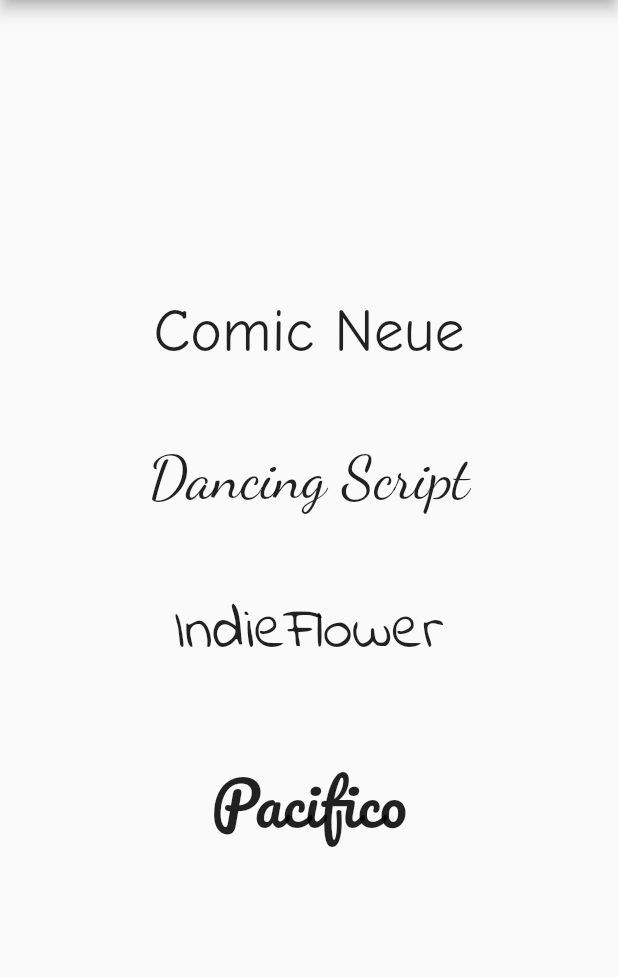
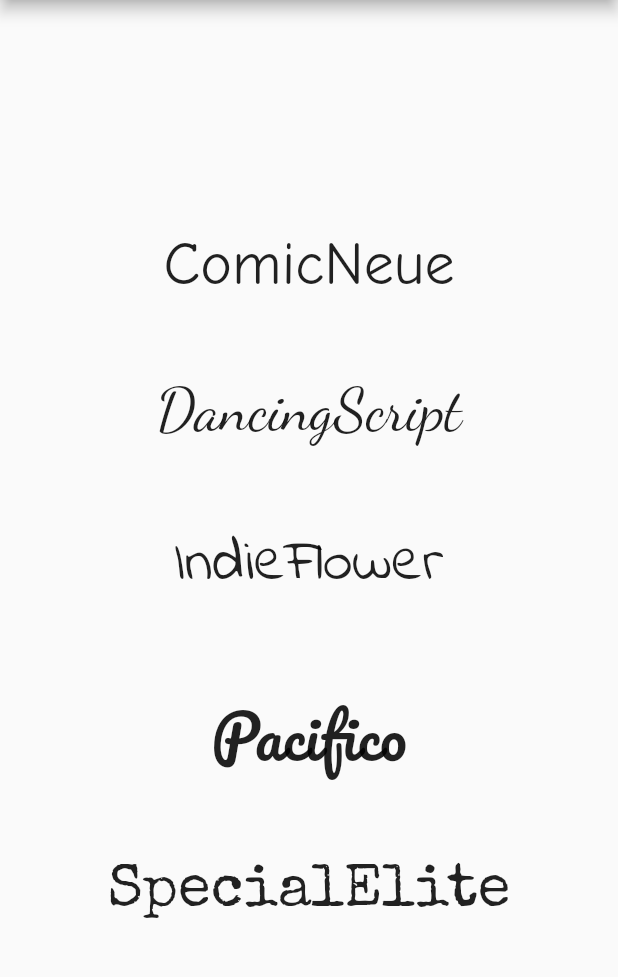
Before and after one commit to iamjdpatel/CustomFonts, a Flutter app: the screen it shows after launch, on a phone screen of 412 x 824 dp, the part 84-1061 px from its top. Run offline on Flutter 3.47's test engine with Material 2 defaults, Android fonts, the phone set to English and light mode, and no system bars.

```diff
--- a/lib/main.dart
+++ b/lib/main.dart
@@ -18,7 +18,7 @@ class HomePage extends StatelessWidget {
           mainAxisAlignment: MainAxisAlignment.center,
           children: [
             Text(
-              'Comic Neue',
+              'ComicNeue',
               style: TextStyle(
                 fontFamily: 'ComicNeue',
                 fontSize: 40.0
@@ -26,7 +26,7 @@ class HomePage extends StatelessWidget {
             ),
             SizedBox(height: 50),
             Text(
-              'Dancing Script',
+              'DancingScript',
               style: TextStyle(
                 fontFamily: 'DancingScript',
                 fontSize: 40.0
@@ -47,6 +47,14 @@ class HomePage extends StatelessWidget {
                 fontFamily: 'Pacifico',
                 fontSize: 40.0
               ),
+            ),
+            SizedBox(height: 50),
+            Text(
+              'SpecialElite',
+              style: TextStyle(
+                fontFamily: 'SpecialElite',
+                fontSize: 40.0
+              ),
             )
           ]
         ) ,
--- a/pubspec.yaml
+++ b/pubspec.yaml
@@ -75,6 +75,10 @@ flutter:
       fonts:
         - asset: fonts/Pacifico.ttf
 
+    - family: SpecialElite
+      fonts:
+        - asset: fonts/SpecialElite.ttf
+
   #
   # For details regarding fonts from package dependencies,
   # see https://flutter.dev/custom-fonts/#from-packages
```
Also changed, not shown: fonts/SpecialElite.ttf (added), 1 other file.
